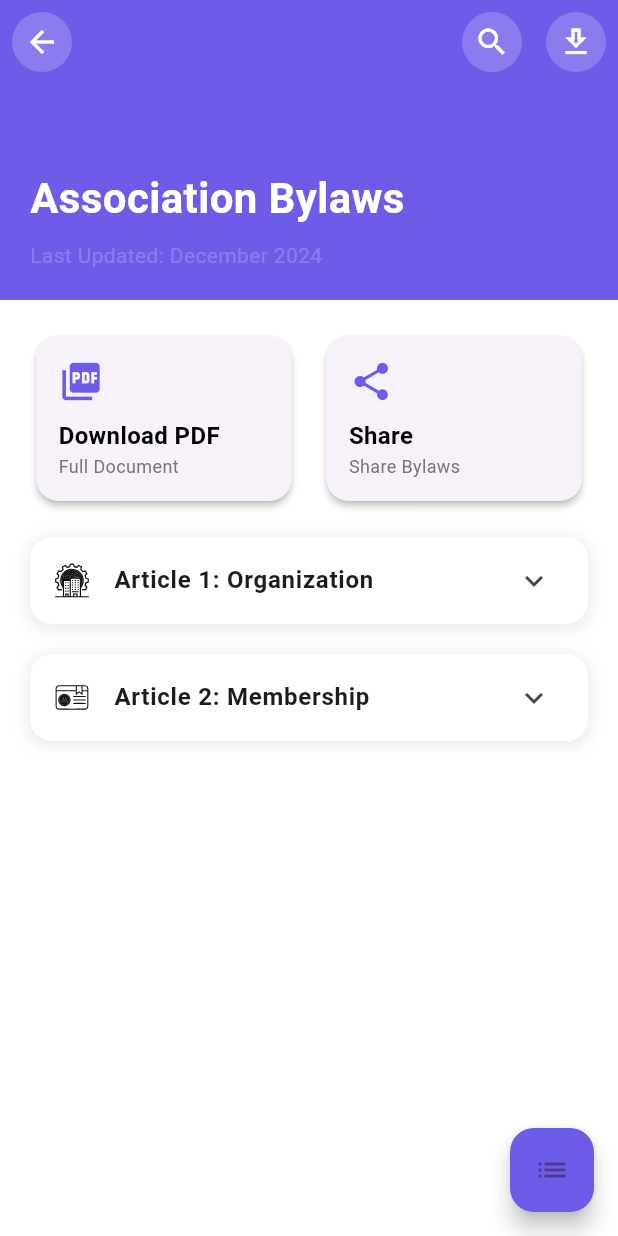
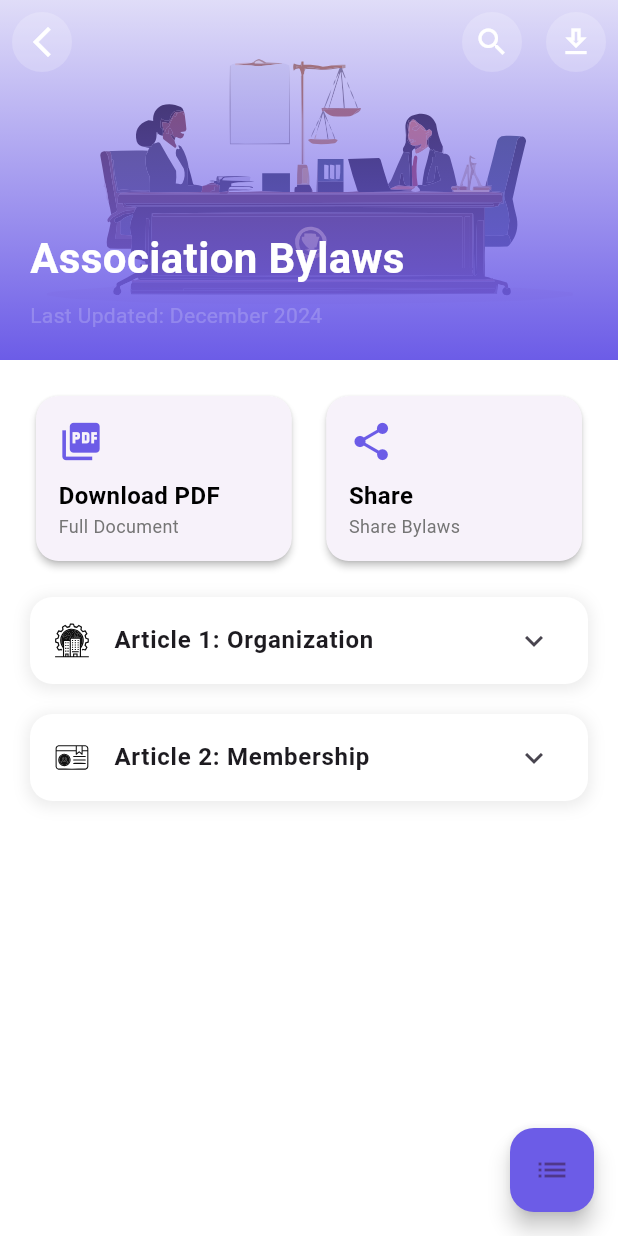
Before and after one commit to Elabs-llc/FDAG-UPDATE, a Flutter app: the screen it shows once a user with an empty profile is signed in, after a tap on an icon or button, on a phone screen of 412 x 824 dp. Run offline on Flutter 3.47's test engine with Material 3 defaults, Android fonts, the light colour scheme and no system bars; our stand-ins replace animate_do, cloud_firestore, connectivity_plus, device_info_plus, firebase_auth, firebase_core and 7 more; accounts and stored records are empty; network calls fail.

Commit message:
Quick links implemented

```diff
--- a/lib/commons/widgets/app_widgets.dart
+++ b/lib/commons/widgets/app_widgets.dart
@@ -184,16 +184,16 @@ class AppWidgets {
 
   /// Builds a card containing quick links represented by icons.
   Widget buildQuickLinks(
-      {required BuildContext context, Widget? childIcon, Function? action}) {
+      {required BuildContext context, List<Widget>? children}) {
     return Card(
-      color: ElColor.darkBlue200,
+      color: ElColor.white,
       elevation: MediaQuery.of(context).size.width * 0.5,
       child: Padding(
         padding: const EdgeInsets.all(8.0),
         child: Row(
           mainAxisAlignment: MainAxisAlignment.spaceEvenly,
           children: [
-            _buildQuickLinkIcon(child: childIcon, action: action),
+            ...?children,
           ],
           // children: List.generate(4, (index) {
           //   // Return a quick link icon
@@ -206,14 +206,14 @@ class AppWidgets {
   }
 
   /// Returns a quick link icon wrapped in a circular container.
-  ClipRRect _buildQuickLinkIcon({Widget? child, Function? action}) {
+  Widget buildQuickLinkIcon({Widget? child, Function? action, Color? color}) {
     return ClipRRect(
       borderRadius: BorderRadius.circular(Sizes.f4),
       child: SizedBox(
         width: Sizes.f10,
         height: Sizes.f10,
         child: ColoredBox(
-          color: ElColor.gold,
+          color: color ?? ElColor.gold,
           child: InkWell(
               child: child,
               // icon ?? Icons.business_rounded),
@@ -459,4 +459,33 @@ class AppWidgets {
       ],
     );
   }
+
+  static Widget buildNavItem({
+    required IconData icon,
+    required String label,
+    required bool isSelected,
+    required VoidCallback onTap,
+  }) {
+    return GestureDetector(
+      onTap: onTap,
+      child: Column(
+        mainAxisSize: MainAxisSize.min,
+        mainAxisAlignment: MainAxisAlignment.center,
+        children: [
+          Icon(
+            icon,
+            size: Sizes.xl,
+            color: isSelected ? ElColor.textWhite : ElColor.black,
+          ),
+          Text(
+            label,
+            style: TextStyle(
+              fontSize: 12,
+              color: isSelected ? ElColor.textWhite : ElColor.black,
+            ),
+          ),
+        ],
+      ),
+    );
+  }
 }
--- a/lib/el.dart
+++ b/lib/el.dart
@@ -3,6 +3,7 @@ import 'package:fdag/pages/auth/signup.dart';
 import 'package:fdag/pages/home.dart';
 import 'package:fdag/pages/screens/all_event_page.dart';
 import 'package:fdag/pages/screens/by_laws_page.dart';
+import 'package:fdag/pages/screens/mission_vision_page.dart';
 import 'package:fdag/pages/splash_screen.dart';
 import 'package:fdag/utils/theme/theme.dart';
 import 'package:flutter/material.dart';
@@ -36,6 +37,7 @@ class El extends StatelessWidget {
         '/signup': (contex) => Signup(),
         '/allEvents': (contex) => AllEventPage(),
         '/byLaws': (contex) => BylawsPage(),
+        '/missionVision': (context) => MissionVisionPage(),
       },
     );
   }
--- a/lib/elabs/config.dart
+++ b/lib/elabs/config.dart
@@ -29,8 +29,8 @@ class Config {
 
   static const String bottomNavHomeText = "Home";
   static const String bottomNavGalleryText = "Gallery";
-  static const String bottomNavMVText = "Mission & Vission";
-  static const String bottomNavByText = "By-Laws";
+  static const String bottomNavMVText = "Explore";
+  static const String bottomNavByText = "More";
 
   static const String defaultHead = "Elabs LLC";
 
--- a/lib/pages/el/home_view.dart
+++ b/lib/pages/el/home_view.dart
@@ -53,13 +53,38 @@ class HomeView extends ConsumerWidget {
                       AppWidgets.blankSpace(),
                       AppWidgets().buildQuickLinks(
                         context: context,
-                        childIcon: SvgPicture.asset(
+                        children: [
+                          AppWidgets().buildQuickLinkIcon(
+                            color: Colors.white,
+                            child: SvgPicture.asset(
                               "assets/icons/law.svg",
+                              fit: BoxFit.contain,
+                            ),
+                            action: () {
+                              Navigator.pushNamed(context, '/byLaws');
+                            },
+                          ),
+                          AppWidgets().buildQuickLinkIcon(
+                            color: Colors.white,
+                            child: SvgPicture.asset(
+                              "assets/icons/objective.svg",
+                              fit: BoxFit.cover,
+                            ),
+                            action: () {
+                              Navigator.pushNamed(context, '/missionVision');
+                            },
+                          ),
+                          AppWidgets().buildQuickLinkIcon(
+                            color: Colors.white,
+                            child: SvgPicture.asset(
+                              "assets/icons/membership01.svg",
                               fit: BoxFit.cover,
                             ),
                             action: () {
                               Navigator.pushNamed(context, '/byLaws');
                             },
+                          ),
+                        ],
                       ),
                       AppWidgets.blankSpace(),
 
--- a/lib/pages/home.dart
+++ b/lib/pages/home.dart
@@ -1,5 +1,6 @@
 import 'package:fdag/commons/colors/el_color.dart';
 import 'package:fdag/commons/colors/sizes.dart';
+import 'package:fdag/commons/widgets/app_widgets.dart';
 import 'package:fdag/elabs/config.dart';
 import 'package:fdag/pages/el/by_laws.dart';
 import 'package:fdag/pages/el/gallery.dart';
@@ -62,7 +63,7 @@ class _HomeState extends State<Home> {
       floatingActionButtonLocation: FloatingActionButtonLocation.centerDocked,
       bottomNavigationBar: BottomAppBar(
         padding: const EdgeInsets.symmetric(horizontal: 10),
-        height: 60,
+        height: 70, // Increased height to fit titles
         color: ElColor.gold,
         shape: const CircularNotchedRectangle(),
         notchMargin: Sizes.f001,
@@ -70,80 +71,30 @@ class _HomeState extends State<Home> {
           mainAxisAlignment: MainAxisAlignment.spaceBetween,
           mainAxisSize: MainAxisSize.max,
           children: [
-            IconButton(
-              tooltip: Config.bottomNavHomeText,
-              style: ButtonStyle(
-                backgroundColor: _selectedIndex == 0
-                    ? WidgetStatePropertyAll(ElColor.darkBlue500)
-                    : WidgetStatePropertyAll(ElColor.transparent),
-              ),
-              icon: Icon(
-                size: Sizes.xl,
-                Icons.home,
-                semanticLabel: Config.bottomNavHomeText,
-                color:
-                    _selectedIndex == 0 ? ElColor.textWhite : ElColor.darkBlue,
-              ),
-              onPressed: () {
-                onIconPressed(0);
-              },
+            AppWidgets.buildNavItem(
+              icon: Icons.home,
+              label: Config.bottomNavHomeText,
+              isSelected: _selectedIndex == 0,
+              onTap: () => onIconPressed(0),
             ),
-            IconButton(
-              tooltip: Config.bottomNavGalleryText,
-              style: ButtonStyle(
-                backgroundColor: _selectedIndex == 1
-                    ? WidgetStatePropertyAll(ElColor.darkBlue500)
-                    : WidgetStatePropertyAll(ElColor.transparent),
-              ),
-              icon: Icon(
-                semanticLabel: Config.bottomNavGalleryText,
-                size: Sizes.xl,
-                Icons.image_rounded,
-                color:
-                    _selectedIndex == 1 ? ElColor.textWhite : ElColor.darkBlue,
-              ),
-              onPressed: () {
-                onIconPressed(1);
-              },
+            AppWidgets.buildNavItem(
+              icon: Icons.image_rounded,
+              label: Config.bottomNavGalleryText,
+              isSelected: _selectedIndex == 1,
+              onTap: () => onIconPressed(1),
             ),
-            SizedBox(
-              width: Sizes.f1,
+            SizedBox(width: Sizes.f1), // Spacer for the floating action button
+            AppWidgets.buildNavItem(
+              icon: Icons.explore,
+              label: Config.bottomNavMVText,
+              isSelected: _selectedIndex == 2,
+              onTap: () => onIconPressed(2),
             ),
-            IconButton(
-              tooltip: Config.bottomNavMVText,
-              style: ButtonStyle(
-                backgroundColor: _selectedIndex == 2
-                    ? WidgetStatePropertyAll(ElColor.darkBlue500)
-                    : WidgetStatePropertyAll(ElColor.transparent),
-              ),
-              icon: Icon(
-                semanticLabel: Config.bottomNavMVText,
-                size: Sizes.xl,
-                Icons.business_rounded,
-                color:
-                    _selectedIndex == 2 ? ElColor.textWhite : ElColor.darkBlue,
-              ),
-              onPressed: () {
-                onIconPressed(2);
-              },
-            ),
-            IconButton(
-              tooltip: Config.bottomNavByText,
-              style: ButtonStyle(
-                backgroundColor: _selectedIndex == 3
-                    ? WidgetStatePropertyAll(ElColor.darkBlue500)
-                    : WidgetStatePropertyAll(ElColor.transparent),
-              ),
-              icon: Icon(
-                semanticLabel: Config.bottomNavByText,
-                size: Sizes.xl,
-                Icons.auto_stories_rounded,
-                color:
-                    _selectedIndex == 3 ? ElColor.textWhite : ElColor.darkBlue,
-              ),
-              onPressed: () {
-                onIconPressed(3);
-              },
+            AppWidgets.buildNavItem(
+              icon: Icons.menu,
+              label: Config.bottomNavByText,
+              isSelected: _selectedIndex == 3,
+              onTap: () => onIconPressed(3),
             ),
           ],
         ),
--- a/lib/pages/screens/by_laws_page.dart
+++ b/lib/pages/screens/by_laws_page.dart
@@ -51,19 +51,19 @@ class _BylawsPageState extends State<BylawsPage> {
         slivers: [
           // Custom App Bar
           SliverAppBar(
-            expandedHeight: 200,
+            expandedHeight: 240,
             floating: false,
             pinned: true,
-            backgroundColor: const Color(0xFF6C5CE7),
+            backgroundColor: const Color.fromARGB(83, 3, 3, 3),
             flexibleSpace: FlexibleSpaceBar(
               background: Stack(
                 fit: StackFit.expand,
                 children: [
                   // Background Pattern
-                  // SvgPicture.asset(
-                  //   'assets/pattern.svg',
-                  //   fit: BoxFit.cover,
-                  // ),
+                  SvgPicture.asset(
+                    'assets/icons/business-law.svg',
+                    fit: BoxFit.cover,
+                  ),
                   // Gradient Overlay
                   Container(
                     decoration: BoxDecoration(
@@ -111,7 +111,8 @@ class _BylawsPageState extends State<BylawsPage> {
               child: CircleAvatar(
                 backgroundColor: Colors.white.withAlpha(50),
                 child: IconButton(
-                  icon: const Icon(Icons.arrow_back, color: Colors.white),
+                  icon:
+                      const Icon(Icons.arrow_back_ios_new, color: Colors.white),
                   onPressed: () => Navigator.pop(context),
                 ),
               ),
```
Also changed, not shown: lib/pages/screens/mission_vision_page.dart (added, +422 -0 lines), assets/icons/business-law.svg (added), assets/icons/bylaw_pattern.svg (added), assets/icons/law-book.svg (added), assets/icons/membership01.svg (added), assets/icons/mission.svg (added), assets/icons/objective.svg (added), assets/icons/vision-pattern.svg (added), assets/icons/vision.svg (added). Lines whose indentation alone changed are shown as unchanged.
